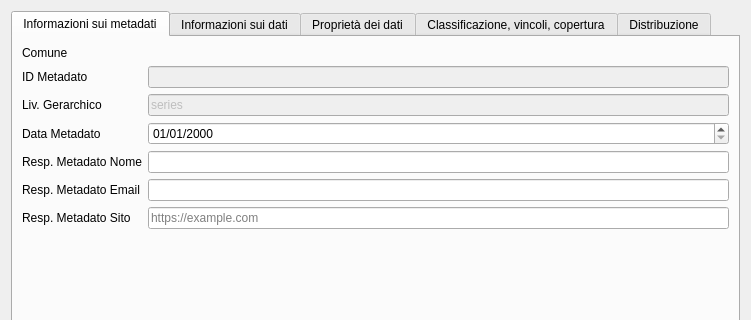
CNR-IGAG/mzs-tools, file mzs_tools/gui/dlg_metadata_edit.ui: the form before one commit; both pictures show x 0 to 751 and y 0 to 320 of the 751 by 544 pixel window.
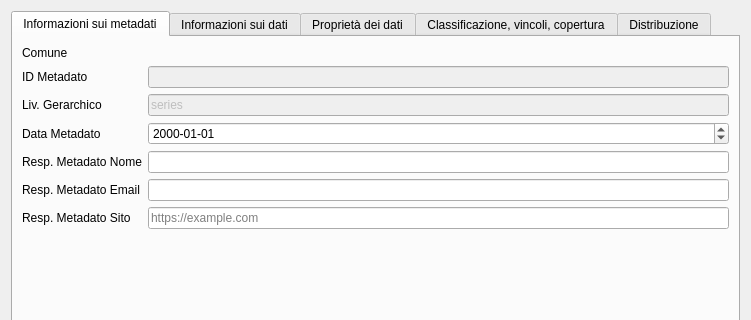
The form after the commit. Custom widgets are drawn as their Qt base class.

```diff
--- a/mzs_tools/gui/dlg_metadata_edit.ui
+++ b/mzs_tools/gui/dlg_metadata_edit.ui
@@ -116,7 +116,7 @@
        <item row="3" column="1">
         <widget class="QgsDateTimeEdit" name="data_metadato">
          <property name="displayFormat">
-          <string>dd/MM/yyyy</string>
+          <string>yyyy-MM-dd</string>
          </property>
         </widget>
        </item>
```
Left out of the diff: 2 changed lines with no effect on the pictures.
